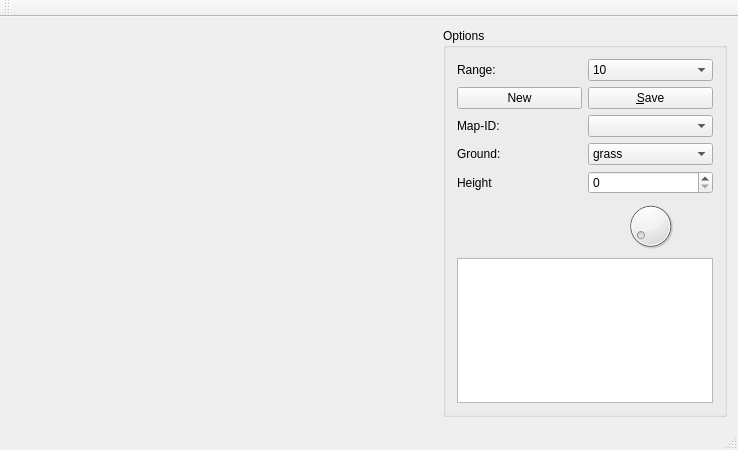
This is mainwindow.ui in Jakob2/island-editor as Qt 5 draws it before an edit. The edited form follows.
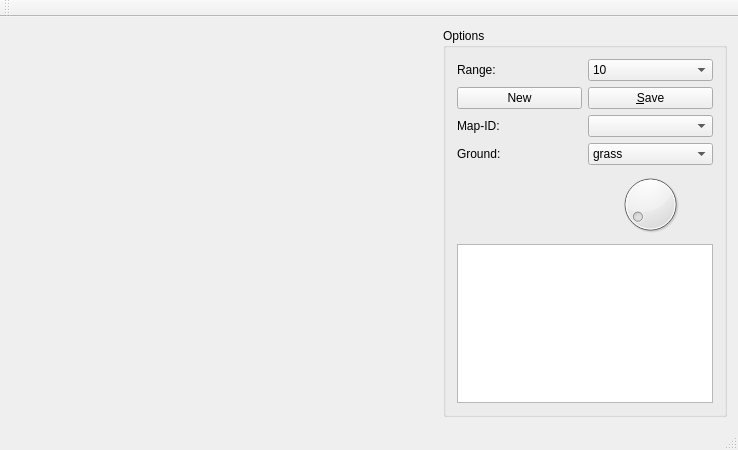
This is the edited form. Custom widgets are drawn as their Qt base class.

Commit message: height by color

The edit to the form file:
```diff
--- a/mainwindow.ui
+++ b/mainwindow.ui
@@ -44,7 +44,7 @@
          </property>
         </widget>
        </item>
-       <item row="10" column="1">
+       <item row="9" column="1">
         <widget class="QDial" name="dial_zoom">
          <property name="minimum">
           <number>1</number>
@@ -126,24 +126,7 @@
          </property>
         </widget>
        </item>
-       <item row="9" column="0">
-        <widget class="QLabel" name="label_3">
-         <property name="text">
-          <string>Height</string>
-         </property>
-        </widget>
-       </item>
-       <item row="9" column="1">
-        <widget class="QSpinBox" name="spinBox_height">
-         <property name="minimum">
-          <number>0</number>
-         </property>
-         <property name="maximum">
-          <number>2</number>
-         </property>
-        </widget>
-       </item>
-       <item row="11" column="0" colspan="2">
+       <item row="10" column="0" colspan="2">
         <widget class="QTextBrowser" name="textBrowser"/>
        </item>
       </layout>
```
Left out of the diff: 6 changed lines with no effect on the pictures. The commit also changes 11 other files.
